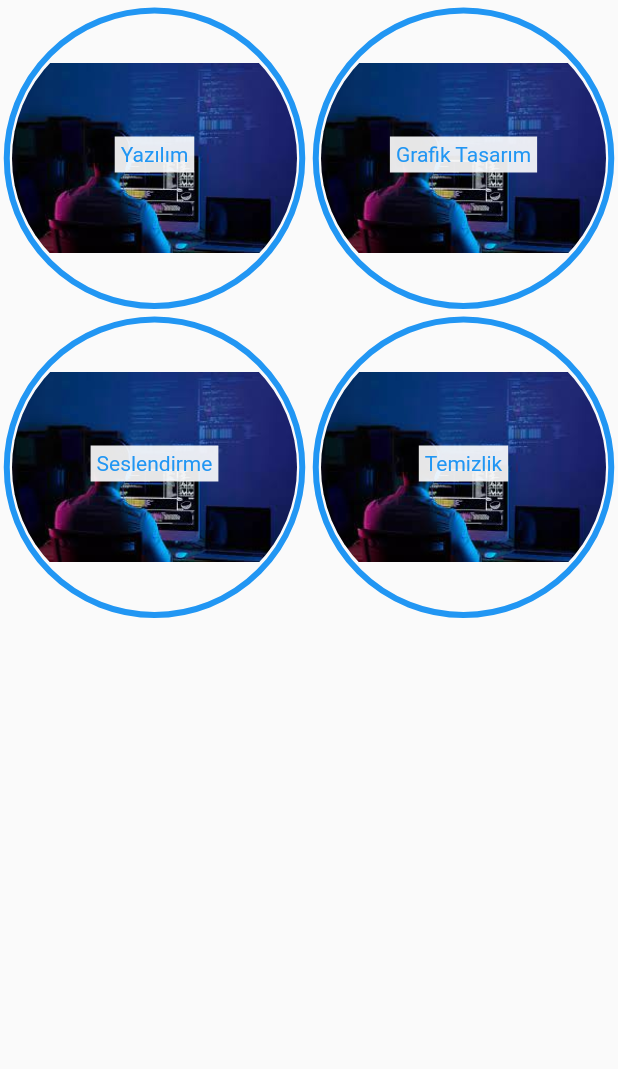
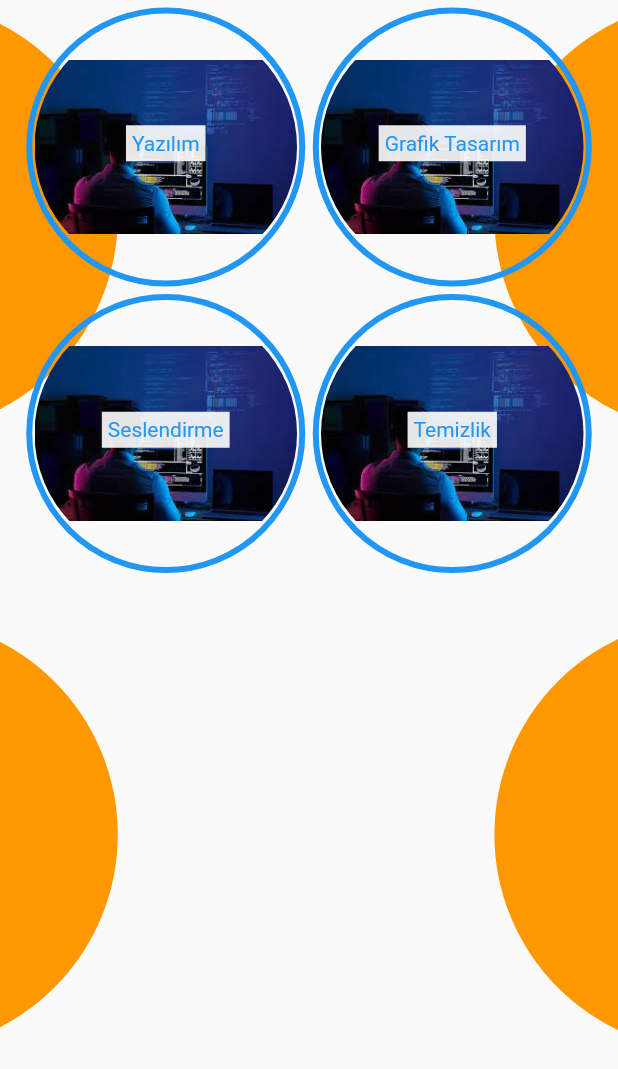
Before and after one commit to al1berk/istebu, a Flutter app: the KategorilerCenteredContent widget shown alone on an empty page, opened directly, on a phone screen of 412 x 824 dp. Shown: the top 1069 px of the screen. Run offline on Flutter 3.47's test engine with Material 2 defaults, Android fonts, the phone set to English and light mode, and no system bars; our stand-ins replace cloud_firestore, firebase_auth, firebase_core, get, icons_plus, multi_select_flutter and 1 more; accounts and stored records are empty.

Commit message:
kategoriler ekranı ekran boyutuna göre ayarlandı

```diff
--- a/lib/View/Kategoriler/kategoriler.dart
+++ b/lib/View/Kategoriler/kategoriler.dart
@@ -13,8 +13,64 @@ class KategorilerCenteredContent extends StatelessWidget {
 
   @override
   Widget build(BuildContext context) {
+    double sWidth = MediaQuery.of(context).size.width;
+    double sHeight = MediaQuery.of(context).size.height;
     return Center(
-      child: GridView.builder(
+      child: Stack(
+
+        children: [
+
+      Positioned(
+        top: 0,
+        left: sWidth*0.8,
+        child: Container(
+          width: 275.0*sWidth*0.8/314, // Daire genişliği
+          height: 275.0*sWidth*0.8/314, // Daire yüksekliği
+          decoration: const BoxDecoration(
+            shape: BoxShape.circle,
+            color: Colors.orange, // Daire rengi
+          ),
+        ),
+      ),
+          Positioned(
+            top: sHeight*0.5,
+            left: sWidth*0.8,
+            child: Container(
+              width: 275.0*sWidth*0.8/314, // Daire genişliği
+              height: 275.0*sWidth*0.8/314, // Daire yüksekliği
+              decoration: const BoxDecoration(
+                shape: BoxShape.circle,
+                color: Colors.orange, // Daire rengi
+              ),
+            ),
+          ),
+          Positioned(
+            top: sHeight*0.5,
+            left: sWidth*-0.51,
+            child: Container(
+              width: 275.0*sWidth*0.8/314, // Daire genişliği
+              height: 275.0*sWidth*0.8/314,
+              decoration: const BoxDecoration(
+                shape: BoxShape.circle,
+                color: Colors.orange, // Daire rengi
+              ),
+            ),
+          ),
+          Positioned(
+            top: 0,
+            left: sWidth*-0.51,
+            child: Container(
+              width: 275.0*sWidth*0.8/314, // Daire genişliği
+              height: 275.0*sWidth*0.8/314, // Daire yüksekliği
+              decoration: const BoxDecoration(
+                shape: BoxShape.circle,
+                color: Colors.orange, // Daire rengi
+              ),
+            ),
+          ),
+
+         Padding(padding: EdgeInsets.only(left: 15,right: 15),
+           child:GridView.builder(
              gridDelegate: const SliverGridDelegateWithFixedCrossAxisCount(
                crossAxisCount: 2,
              ),
@@ -26,13 +82,17 @@ class KategorilerCenteredContent extends StatelessWidget {
                        title: isAlanlariModel.getAlanAdlari()[index],
                        items: isAlanlariModel
                            .alanlar[isAlanlariModel.getAlanAdlari()[index]]!));
-              print('Tıklanan öğe indexi: $index');
+                   print('Tıklanan öğe indexi: ${MediaQuery.of(context).size.width*0.8}index');
                  },
                  child: Stack(
+
                    children: [
                      Padding(padding: const EdgeInsets.only(top: 5),
                        child: Stack(
                          children: [
+
+
+
 
                            Container(
                              margin: EdgeInsets.all(8.0),
@@ -79,7 +139,13 @@ class KategorilerCenteredContent extends StatelessWidget {
 
                );
              },
+           ) ,
          ),
+           // Diğer Stack çocukları
+        ],
+      )
+
+
     );
   }
 }
@@ -100,8 +166,8 @@ class HalfCirclePainter extends CustomPainter {
     // Yarım daireyi çizin
     canvas.drawArc(
       Rect.fromCircle(center: center, radius: radius),
-      5.18,
-      -3.141592653589793*0.3, // Pi sayısı ile çarpılmış negatif açı, yarım daireyi çizer
+      1.7,
+      -3.141592653589793, // Pi sayısı ile çarpılmış negatif açı, yarım daireyi çizer
       true,
       paint,
     );
```
Lines whose indentation alone changed are shown as unchanged.
